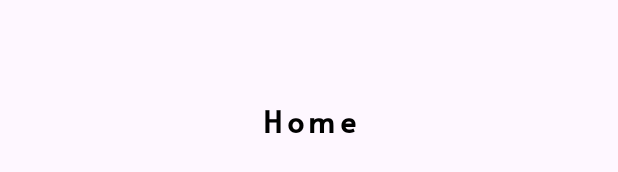
After one commit to M4n-Co/EasyChat, an Android app: the layout activity_home.xml on its own in the app's theme, with its tools: preview values and no code run, on a phone screen of 412 x 824 dp. The commit adds this screen. Shown: the part 500-672 px from the top of the screen. Run offline under Robolectric (Android 15) with nearby library versions, the phone set to English and light mode, and no system bars.

```diff
--- /dev/null
+++ b/app/src/main/res/layout/activity_home.xml
@@ -0,0 +1,20 @@
+<?xml version="1.0" encoding="utf-8"?>
+<androidx.constraintlayout.widget.ConstraintLayout
+    xmlns:android="http://schemas.android.com/apk/res/android"
+    xmlns:tools="http://schemas.android.com/tools"
+    xmlns:app="http://schemas.android.com/apk/res-auto"
+    android:layout_width="match_parent"
+    android:layout_height="match_parent"
+    tools:context=".home.HomeActivity">
+
+    <TextView
+        android:id="@+id/textView"
+        android:layout_width="wrap_content"
+        android:layout_height="wrap_content"
+        android:text="Home"
+        android:textAppearance="@style/h6"
+        app:layout_constraintBottom_toBottomOf="parent"
+        app:layout_constraintEnd_toEndOf="parent"
+        app:layout_constraintStart_toStartOf="parent"
+        app:layout_constraintTop_toTopOf="parent" />
+</androidx.constraintlayout.widget.ConstraintLayout>
```
Also changed, not shown: app/src/main/AndroidManifest.xml (+6 -3 lines), app/src/main/java/com/example/easychat/home/HomeActivity.kt (added, +12 -0 lines), app/src/main/java/com/example/easychat/login/fragments/UserNameFragment.kt (+52 -7 lines), app/src/main/java/com/example/easychat/login/model/UserModel.kt (added, +11 -0 lines), app/src/main/java/com/example/easychat/splash/MainActivity.kt (+7 -2 lines), app/src/main/java/com/example/easychat/utils/FirebaseUtil.kt (added, +23 -0 lines).
